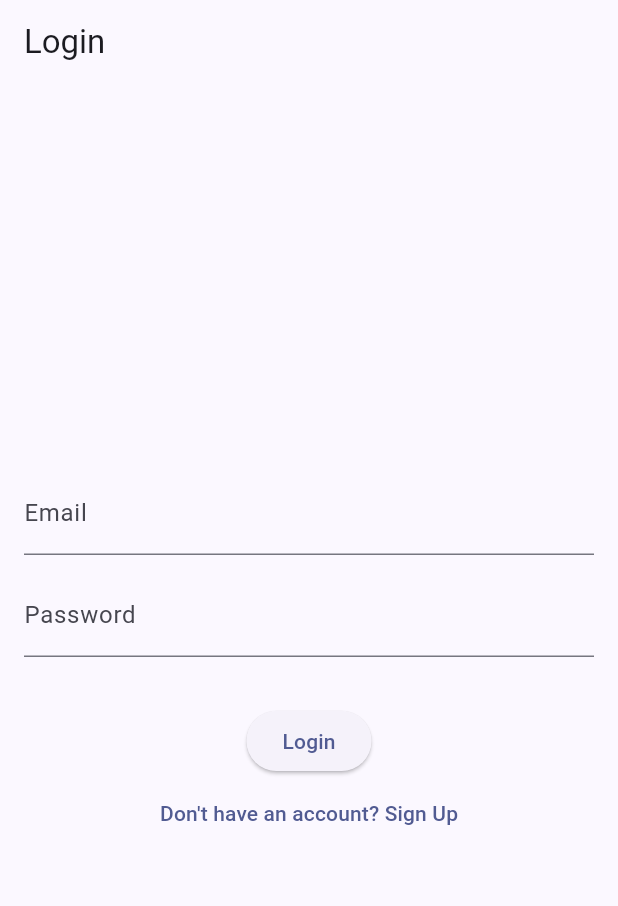
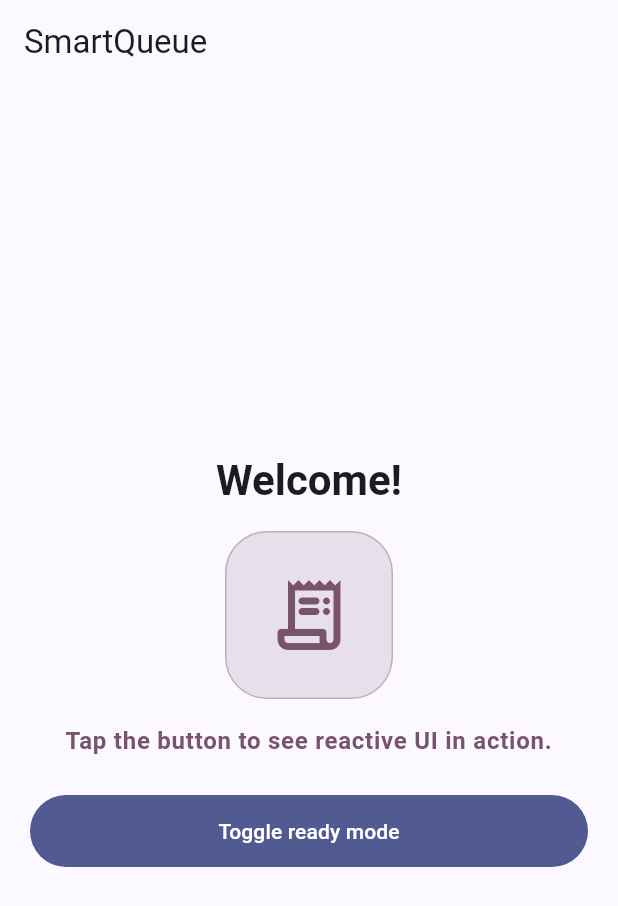
Before and after one commit to kalviumcommunity/S63_SmartQueue_App, a Flutter app: the screen it shows after launch, on a phone screen of 412 x 824 dp. Shown: the top 906 px of the screen. Run offline on Flutter 3.47's test engine with Material 3 defaults, Android fonts, the phone set to English and light mode, and no system bars; our stand-ins replace supabase_flutter; accounts and stored records are empty.

Commit message:
Introduction to Flutter & Dart
Made-with: Cursor

```diff
--- a/lib/config/supabase_config.dart
+++ /dev/null
@@ -1,7 +0,0 @@
-class SupabaseConfig {
-  // TODO: Replace with your actual Supabase project URL and anon key.
-  // In a production app, consider loading these from a secure source instead
-  // of hardcoding.
-  static const String supabaseUrl = 'https://snkcpdaeuirmikpjgioq.supabase.co';
-  static const String supabaseAnonKey = 'eyJhbGciOiJIUzI1NiIsInR5cCI6IkpXVCJ9.eyJpc3MiOiJzdXBhYmFzZSIsInJlZiI6InNua2NwZGFldWlybWlrcGpnaW9xIiwicm9sZSI6ImFub24iLCJpYXQiOjE3NzM2MzU4MzIsImV4cCI6MjA4OTIxMTgzMn0.N4KRIup0FvuW84hY6WnS-1dpSijNkCJbtltN0Q3pH1k';
-}
--- a/lib/main.dart
+++ b/lib/main.dart
@@ -1,14 +1,11 @@
 import 'package:flutter/material.dart';
-import 'package:supabase_flutter/supabase_flutter.dart';
 
-import 'screens/auth_screen.dart';
-import 'screens/task_screen.dart';
-import 'services/auth_service.dart';
+import 'screens/welcome_screen.dart';
 import 'services/supabase_client.dart';
 
 Future<void> main() async {
   WidgetsFlutterBinding.ensureInitialized();
-  await SupabaseService.initialize();
+  await SupabaseService.initializeIfConfigured();
   runApp(const SmartQueueApp());
 }
 
@@ -17,32 +14,13 @@ class SmartQueueApp extends StatelessWidget {
 
   @override
   Widget build(BuildContext context) {
-    final authService = AuthService();
-
     return MaterialApp(
-      title: 'SmartQueue Supabase Demo',
+      title: 'SmartQueue',
       theme: ThemeData(
         colorScheme: ColorScheme.fromSeed(seedColor: Colors.indigo),
         useMaterial3: true,
       ),
-      home: StreamBuilder<AuthState>(
-        stream: authService.authStateChanges,
-        builder: (context, snapshot) {
-          final session = authService.currentSession;
-
-          if (snapshot.connectionState == ConnectionState.waiting) {
-            return const Scaffold(
-              body: Center(child: CircularProgressIndicator()),
-            );
-          }
-
-          if (session == null) {
-            return const AuthScreen();
-          } else {
-            return TaskScreen();
-          }
-        },
-      ),
+      home: const WelcomeScreen(),
     );
   }
 }
--- /dev/null
+++ b/lib/screens/welcome_screen.dart
@@ -0,0 +1,86 @@
+import 'package:flutter/material.dart';
+
+import '../widgets/primary_button.dart';
+
+class WelcomeScreen extends StatefulWidget {
+  const WelcomeScreen({super.key});
+
+  @override
+  State<WelcomeScreen> createState() => _WelcomeScreenState();
+}
+
+class _WelcomeScreenState extends State<WelcomeScreen> {
+  bool _isReadyMode = false;
+
+  @override
+  Widget build(BuildContext context) {
+    final colorScheme = Theme.of(context).colorScheme;
+    final accentColor = _isReadyMode ? colorScheme.primary : colorScheme.tertiary;
+    final message = _isReadyMode
+        ? 'Ready to manage orders faster.'
+        : 'Tap the button to see reactive UI in action.';
+
+    return Scaffold(
+      appBar: AppBar(
+        title: const Text('SmartQueue'),
+      ),
+      body: Center(
+        child: Padding(
+          padding: const EdgeInsets.all(20),
+          child: ConstrainedBox(
+            constraints: const BoxConstraints(maxWidth: 420),
+            child: Column(
+              mainAxisAlignment: MainAxisAlignment.center,
+              children: [
+                Text(
+                  'Welcome!',
+                  style: Theme.of(context).textTheme.headlineMedium?.copyWith(
+                        fontWeight: FontWeight.w700,
+                      ),
+                  textAlign: TextAlign.center,
+                ),
+                const SizedBox(height: 16),
+                AnimatedContainer(
+                  duration: const Duration(milliseconds: 220),
+                  width: 112,
+                  height: 112,
+                  decoration: BoxDecoration(
+                    color: accentColor.withValues(alpha: 0.15),
+                    borderRadius: BorderRadius.circular(28),
+                    border: Border.all(color: accentColor.withValues(alpha: 0.35)),
+                  ),
+                  child: Icon(
+                    Icons.receipt_long_rounded,
+                    size: 56,
+                    color: accentColor,
+                  ),
+                ),
+                const SizedBox(height: 16),
+                AnimatedDefaultTextStyle(
+                  duration: const Duration(milliseconds: 220),
+                  style: Theme.of(context).textTheme.bodyLarge!.copyWith(
+                        color: accentColor,
+                        fontWeight: FontWeight.w600,
+                      ),
+                  child: Text(
+                    message,
+                    textAlign: TextAlign.center,
+                  ),
+                ),
+                const SizedBox(height: 24),
+                PrimaryButton(
+                  label: _isReadyMode ? 'Back to intro' : 'Toggle ready mode',
+                  onPressed: () {
+                    setState(() {
+                      _isReadyMode = !_isReadyMode;
+                    });
+                  },
+                ),
+              ],
+            ),
+          ),
+        ),
+      ),
+    );
+  }
+}
--- /dev/null
+++ b/lib/services/supabase/supabase_config.dart
@@ -0,0 +1,10 @@
+/// Supabase configuration loaded at build time via `--dart-define`.
+///
+/// Example:
+/// flutter run --dart-define=SUPABASE_URL=... --dart-define=SUPABASE_ANON_KEY=...
+class SupabaseConfig {
+  static const String url = String.fromEnvironment('https://snkcpdaeuirmikpjgioq.supabase.co');
+  static const String anonKey = String.fromEnvironment('eyJhbGciOiJIUzI1NiIsInR5cCI6IkpXVCJ9.eyJpc3MiOiJzdXBhYmFzZSIsInJlZiI6InNua2NwZGFldWlybWlrcGpnaW9xIiwicm9sZSI6ImFub24iLCJpYXQiOjE3NzM2MzU4MzIsImV4cCI6MjA4OTIxMTgzMn0.N4KRIup0FvuW84hY6WnS-1dpSijNkCJbtltN0Q3pH1k');
+
+  static bool get isConfigured => url.isNotEmpty && anonKey.isNotEmpty;
+}
--- a/lib/services/supabase_client.dart
+++ b/lib/services/supabase_client.dart
@@ -1,14 +1,32 @@
 import 'package:supabase_flutter/supabase_flutter.dart';
 
-import '../config/supabase_config.dart';
+import 'supabase/supabase_config.dart';
 
 class SupabaseService {
-  static SupabaseClient get client => Supabase.instance.client;
+  static bool _initialized = false;
 
-  static Future<void> initialize() async {
+  static SupabaseClient get client {
+    if (!_initialized) {
+      throw StateError(
+        'Supabase is not initialized. Configure SUPABASE_URL and SUPABASE_ANON_KEY '
+        'and call SupabaseService.initializeIfConfigured() before using services.',
+      );
+    }
+    return Supabase.instance.client;
+  }
+
+  /// Initializes Supabase only when configuration is provided.
+  ///
+  /// Returns `true` when Supabase was initialized, otherwise `false`.
+  static Future<bool> initializeIfConfigured() async {
+    if (_initialized) return true;
+    if (!SupabaseConfig.isConfigured) return false;
+
     await Supabase.initialize(
-      url: SupabaseConfig.supabaseUrl,
-      anonKey: SupabaseConfig.supabaseAnonKey,
+      url: SupabaseConfig.url,
+      anonKey: SupabaseConfig.anonKey,
     );
+    _initialized = true;
+    return true;
   }
 }
--- /dev/null
+++ b/lib/widgets/primary_button.dart
@@ -0,0 +1,24 @@
+import 'package:flutter/material.dart';
+
+class PrimaryButton extends StatelessWidget {
+  final String label;
+  final VoidCallback onPressed;
+
+  const PrimaryButton({
+    super.key,
+    required this.label,
+    required this.onPressed,
+  });
+
+  @override
+  Widget build(BuildContext context) {
+    return SizedBox(
+      width: double.infinity,
+      height: 48,
+      child: FilledButton(
+        onPressed: onPressed,
+        child: Text(label),
+      ),
+    );
+  }
+}
```
Also changed, not shown: 5 other files.
